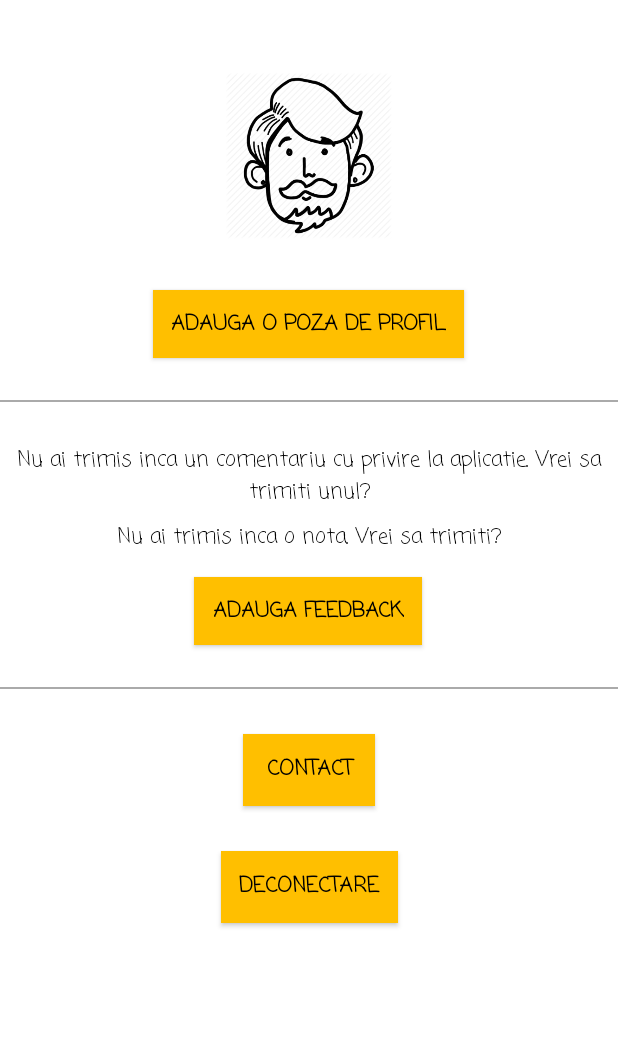
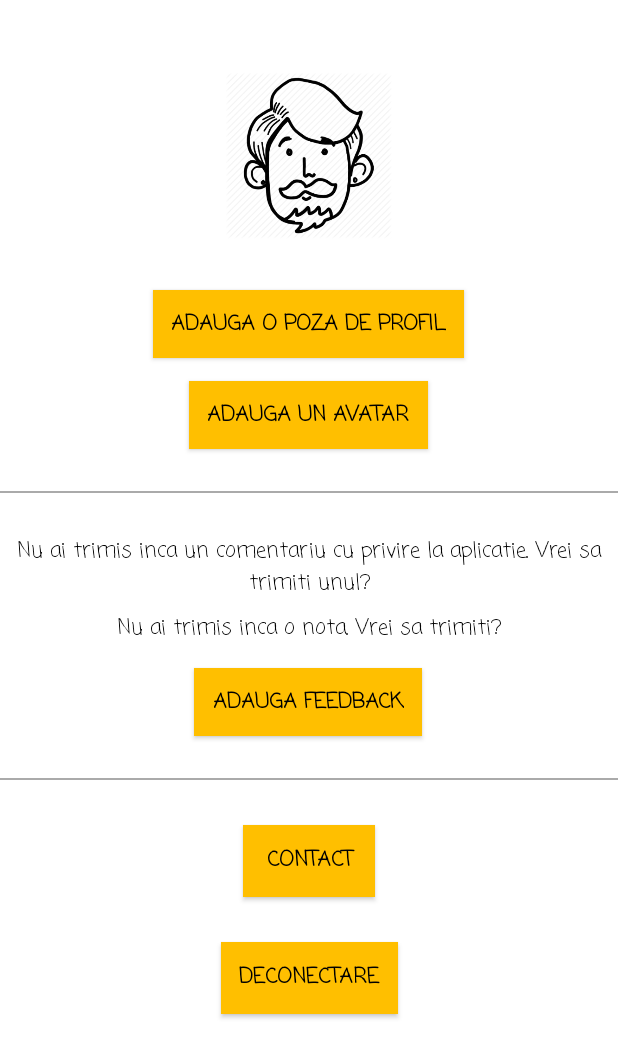
Before and after one commit to catalinadinu/SportSpot, an Android app: the ProfileActivity screen opened directly, with no data from a screen before it, on a phone screen of 412 x 824 dp. Shown: the top 1058 px of the screen. Run offline under Robolectric (Android 15) with nearby library versions, the phone set to English and light mode, and no system bars; our stand-ins replace Firebase (no records; nobody signed in at launch, a user with empty details on screens opened directly), Picasso; pictures from the network do not load.

Commit message:
Incarcare avatar cu Picasso

```diff
--- a/app/build.gradle
+++ b/app/build.gradle
@@ -33,4 +33,5 @@ dependencies {
     implementation 'com.google.android.gms:play-services-maps:16.1.0'
     implementation 'android.arch.persistence.room:runtime:1.0.0'
     annotationProcessor 'android.arch.persistence.room:compiler:1.0.0'
+    implementation 'com.squareup.picasso:picasso:2.71828'
 }
--- a/app/src/main/java/com/example/sportspot/ProfileActivity.java
+++ b/app/src/main/java/com/example/sportspot/ProfileActivity.java
@@ -9,7 +9,9 @@ import android.content.Intent;
 import android.content.SharedPreferences;
 import android.graphics.Bitmap;
 import android.graphics.BitmapFactory;
+import android.graphics.drawable.Drawable;
 import android.net.Uri;
+import android.os.AsyncTask;
 import android.os.Bundle;
 import android.provider.MediaStore;
 import android.view.View;
@@ -35,10 +37,15 @@ import com.google.firebase.storage.FileDownloadTask;
 import com.google.firebase.storage.FirebaseStorage;
 import com.google.firebase.storage.StorageReference;
 import com.google.firebase.storage.UploadTask;
+import com.squareup.picasso.Picasso;
 
 import java.io.File;
 import java.io.FileNotFoundException;
 import java.io.IOException;
+import java.io.InputStream;
+import java.net.HttpURLConnection;
+import java.net.MalformedURLException;
+import java.net.URL;
 import java.util.ArrayList;
 
 import static com.example.sportspot.FeedbackActivity.ADD_FEEDBACK_KEY;
@@ -50,12 +57,15 @@ public class ProfileActivity extends AppCompatActivity {
     private Button contact;
     private Button disconnect;
     private Button chooseImage;
+    private Button chooseAvatar;
     private Intent intent;
     private ImageView profileImage;
     private Feedback feedback;
     private ArrayList<Feedback> feedbackList = new ArrayList<>();
 
     private Uri imageUri;
+
+    private String avatarUrl = "https://i.pinimg.com/originals/78/54/84/7854843699c1893928012a442386a129.jpg";
 
     public static final int REQUEST_CODE_ADD_FEEDBACK = 1;
     public static final int REQUEST_CODE_CHOOSE_IMAGE = 2;
@@ -80,6 +90,13 @@ public class ProfileActivity extends AppCompatActivity {
                 intent.setType("image/*");
                 intent.setAction(Intent.ACTION_GET_CONTENT);
                 startActivityForResult(intent, REQUEST_CODE_CHOOSE_IMAGE);
+            }
+        });
+
+        chooseAvatar.setOnClickListener(new View.OnClickListener() {
+            @Override
+            public void onClick(View view) {
+                Picasso.get().load(avatarUrl).into(profileImage);
             }
         });
 
@@ -122,6 +139,7 @@ public class ProfileActivity extends AppCompatActivity {
 
         profileImage = findViewById(R.id.profile_image);
         chooseImage = findViewById(R.id.profile_upload_image_button);
+        chooseAvatar = findViewById(R.id.profile_upload_avatar_button);
         comment = findViewById(R.id.profile_comment);
         score = findViewById(R.id.profile_score);
         add_feedback = findViewById(R.id.profile_add_feedback);
@@ -239,5 +257,23 @@ public class ProfileActivity extends AppCompatActivity {
         }
     }
 
+    private Bitmap getBitmapfromURL(String avatarUrl)
+    {
+        try
+        {
+            URL url = new URL(avatarUrl);
+            HttpURLConnection connection = (HttpURLConnection) url.openConnection();
+            connection.setDoInput(true);
+            connection.connect();
+            InputStream input = connection.getInputStream();
+            Bitmap bitmap = BitmapFactory.decodeStream(input);
+            return bitmap;
 
+        }
+        catch (Exception e) {
+            e.printStackTrace();
+            return null;
+
+        }
+    }
 }
--- a/app/src/main/res/layout/activity_profile.xml
+++ b/app/src/main/res/layout/activity_profile.xml
@@ -25,13 +25,28 @@
         android:layout_marginTop="15dp"
         android:background="@color/colorPrimary"
         android:padding="12dp"
-        android:text="Adauga o poza de profil"
+        android:text="@string/adauga_o_poza_de_profil"
         android:textColor="@color/colorPrimaryDark"
         android:textStyle="bold"
         app:layout_constraintEnd_toEndOf="parent"
         app:layout_constraintHorizontal_bias="0.498"
         app:layout_constraintStart_toStartOf="parent"
         app:layout_constraintTop_toBottomOf="@+id/profile_image" />
+
+    <Button
+        android:id="@+id/profile_upload_avatar_button"
+        android:layout_width="wrap_content"
+        android:layout_height="45dp"
+        android:layout_marginTop="15dp"
+        android:background="@color/colorPrimary"
+        android:padding="12dp"
+        android:text="@string/adauga_un_avatar"
+        android:textColor="@color/colorPrimaryDark"
+        android:textStyle="bold"
+        app:layout_constraintEnd_toEndOf="parent"
+        app:layout_constraintHorizontal_bias="0.498"
+        app:layout_constraintStart_toStartOf="parent"
+        app:layout_constraintTop_toBottomOf="@+id/profile_upload_image_button" />
 
     <View
         android:id="@+id/view"
@@ -40,7 +55,7 @@
         app:layout_constraintEnd_toEndOf="parent"
         app:layout_constraintHorizontal_bias="0.0"
         app:layout_constraintStart_toStartOf="parent"
-        app:layout_constraintTop_toBottomOf="@+id/profile_upload_image_button" />
+        app:layout_constraintTop_toBottomOf="@+id/profile_upload_avatar_button" />
 
     <TextView
         android:id="@+id/profile_comment"
--- a/app/src/main/res/values/strings.xml
+++ b/app/src/main/res/values/strings.xml
@@ -40,6 +40,8 @@
     <string name="feedback_fail">A aparut o eroare la transmiterea feedback-ului..</string>
     <string name="photo_upload_succes">Fotografia a fost incarcata cu succes!</string>
     <string name="photo_upload_fail">Incarcarea a esuat!</string>
+    <string name="adauga_un_avatar">Adauga un avatar</string>
+    <string name="adauga_o_poza_de_profil">Adauga o poza de profil</string>
 
 
     <string-array name="lv_sports_list">
```
